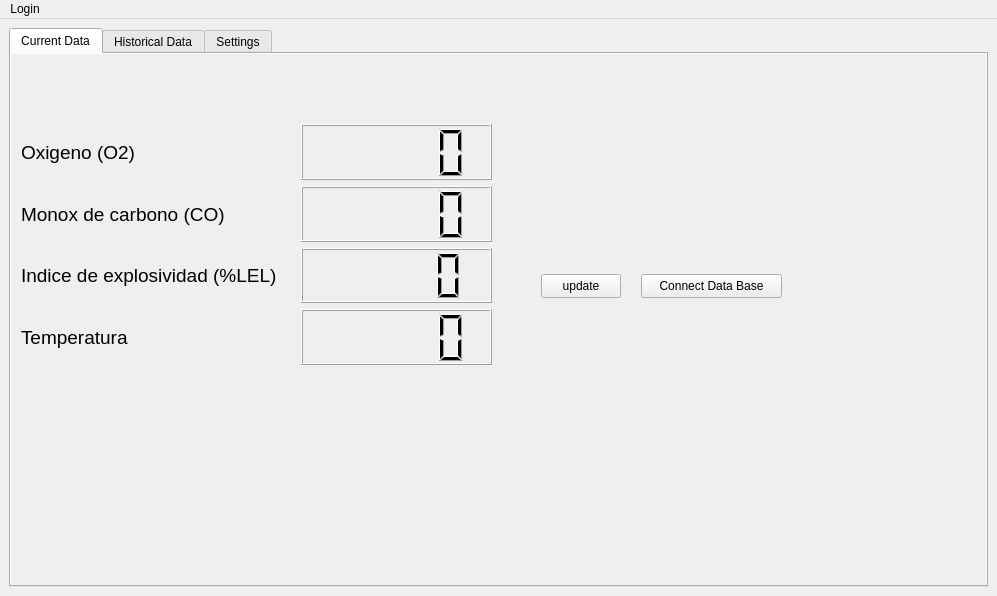
The window that mainwindow.ui (EugenYepes/Central_monitoreo_aire_AppQT) describes before a commit, drawn with Qt 5.
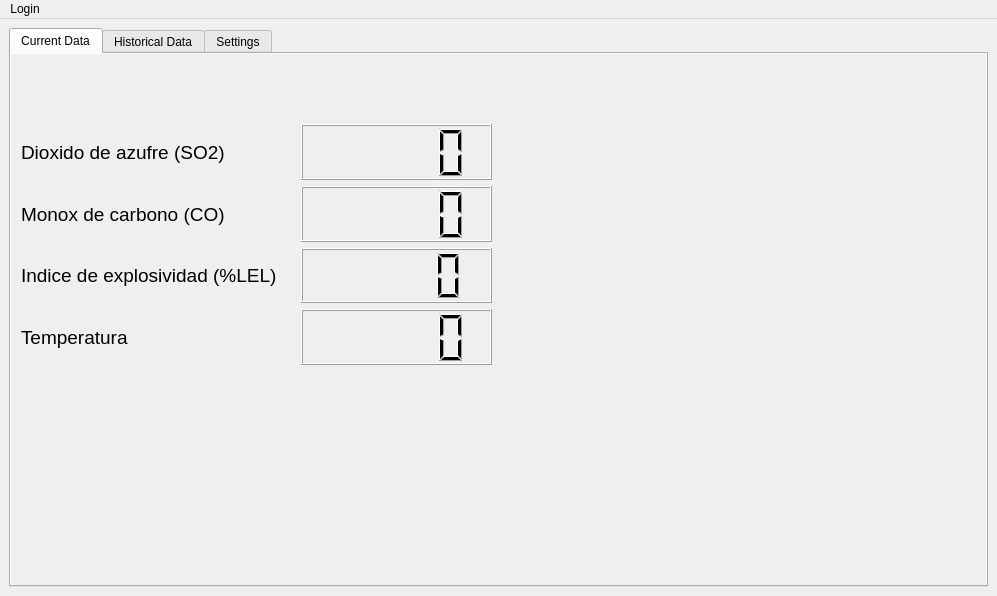
The same window after the commit. The open tabs and pages were chosen to show the change.

The edit to the form file:
```diff
--- a/mainwindow.ui
+++ b/mainwindow.ui
@@ -33,19 +33,6 @@
        <attribute name="title">
         <string>Current Data</string>
        </attribute>
-       <widget class="QPushButton" name="pushButton_update">
-        <property name="geometry">
-         <rect>
-          <x>530</x>
-          <y>220</y>
-          <width>80</width>
-          <height>24</height>
-         </rect>
-        </property>
-        <property name="text">
-         <string>update</string>
-        </property>
-       </widget>
        <widget class="QWidget" name="layoutWidget">
         <property name="geometry">
          <rect>
@@ -64,7 +51,7 @@
             </font>
            </property>
            <property name="text">
-            <string>Oxigeno (O2)</string>
+            <string>Dioxido de azufre (SO2)</string>
            </property>
           </widget>
          </item>
@@ -143,19 +130,6 @@
          <string/>
         </property>
        </widget>
-       <widget class="QPushButton" name="pushButton_connectDB">
-        <property name="geometry">
-         <rect>
-          <x>630</x>
-          <y>220</y>
-          <width>141</width>
-          <height>24</height>
-         </rect>
-        </property>
-        <property name="text">
-         <string>Connect Data Base</string>
-        </property>
-       </widget>
        <zorder>label_Picture</zorder>
        <zorder>pushButton_update</zorder>
        <zorder>layoutWidget</zorder>
```
Left out of the diff: 33 changed lines with no effect on the pictures.
